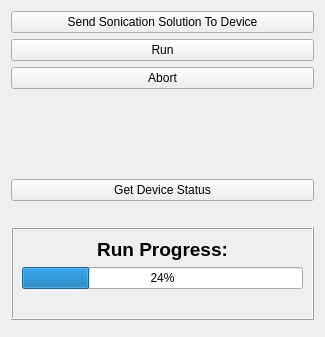
First picture: the form in OpenLIFUSonicationControl/Resources/UI/OpenLIFUSonicationControl.ui, repository OpenwaterHealth/SlicerOpenLIFU, before the edit.
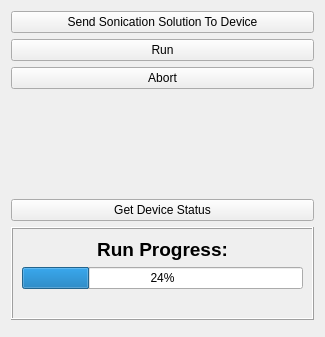
Second picture: the form after the edit. Custom widgets are drawn as their Qt base class.

Commit message:
Remove get manual device status button label (#140)
- Instead use a slicer.util.infoDisplay to have the status displayed in
  a pop-up window. Preferred because the state is only retrieved at the
  time the button is pressed.

Diff of the .ui file:
```diff
--- a/OpenLIFUSonicationControl/Resources/UI/OpenLIFUSonicationControl.ui
+++ b/OpenLIFUSonicationControl/Resources/UI/OpenLIFUSonicationControl.ui
@@ -86,13 +86,6 @@
      </property>
     </widget>
    </item>
-   <item>
-    <widget class="QLabel" name="manuallyGetDeviceStatusLabel">
-     <property name="text">
-      <string/>
-     </property>
-    </widget>
-   </item>
    <item>
     <widget class="QFrame" name="runStatusFrame">
      <property name="frameShape">
```
The commit also changes 1 other file.
